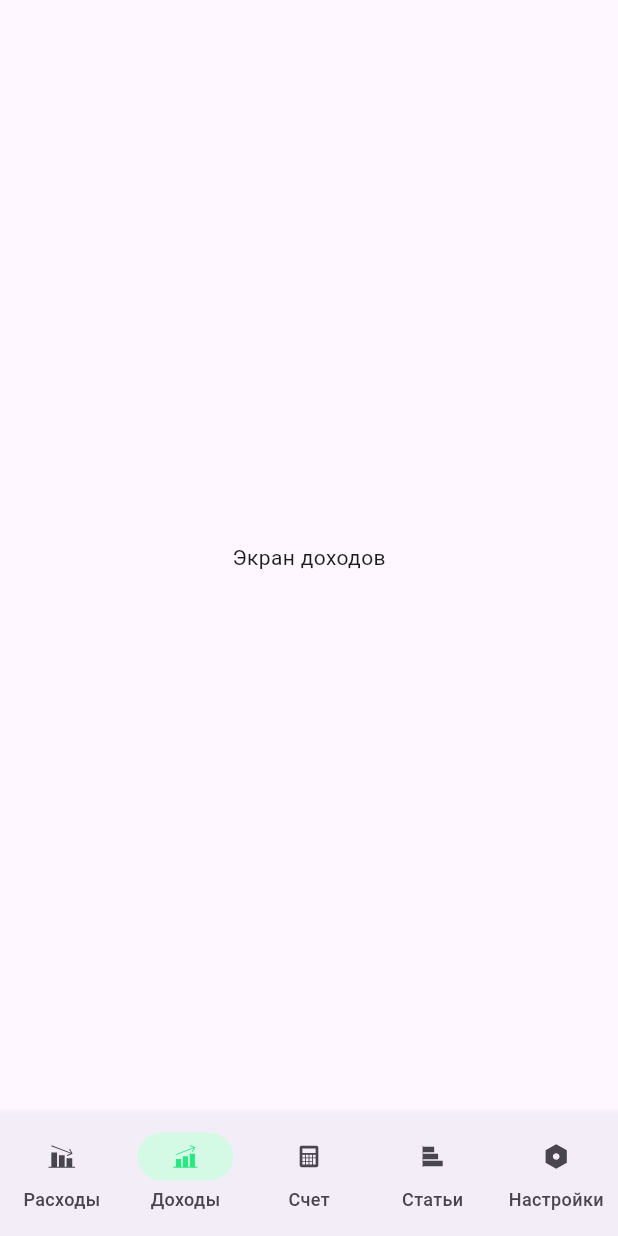
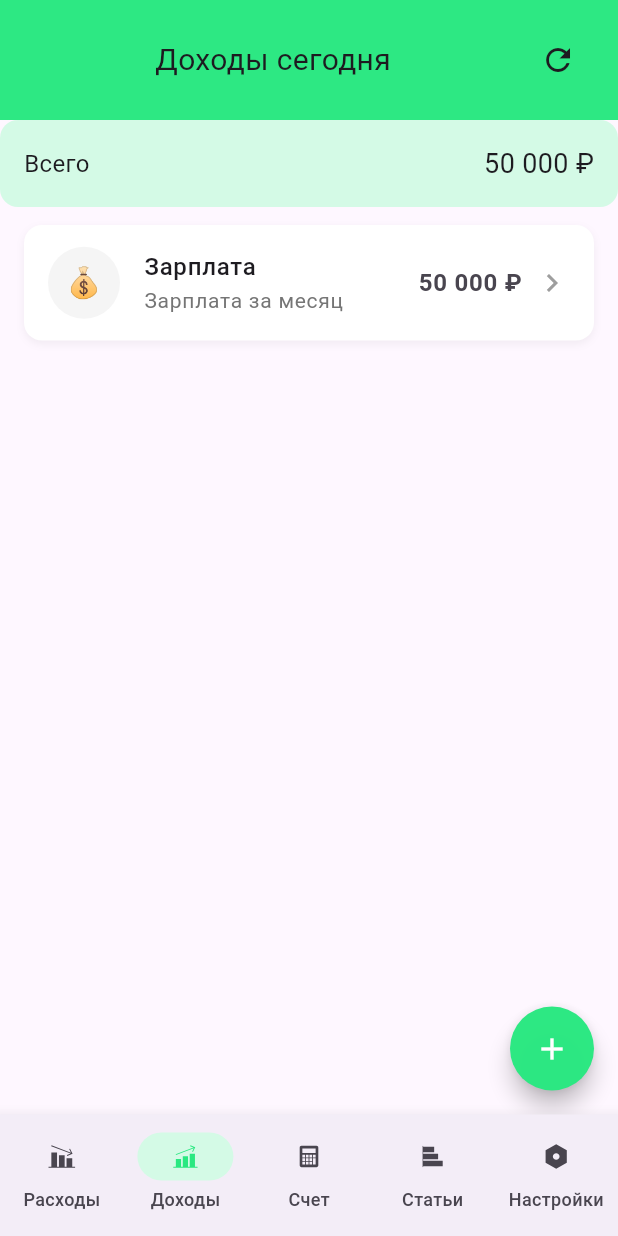
Before and after one commit to MeZeksan/finance_app_yandex_smr_2025, a Flutter app: the screen it shows after launch, item 2 of the bottom bar chosen, on a phone screen of 412 x 824 dp. Run offline on Flutter 3.47's test engine with Material 3 defaults, Android fonts, the phone set to English and light mode, and no system bars; our stand-ins replace auto_route, flutter_bloc, flutter_svg, freezed_annotation.

Commit message:
Верстка экранов дохода и расхода

```diff
--- a/lib/features/transaction/presentation/view/expenses_screen.dart
+++ b/lib/features/transaction/presentation/view/expenses_screen.dart
@@ -1,14 +1,23 @@
 import 'package:auto_route/annotations.dart';
+import 'package:finance_app_yandex_smr_2025/features/transaction/data/repositoryI/mock_transaction_repository.dart';
+import 'package:finance_app_yandex_smr_2025/features/transaction/domain/repository/transaction_repository.dart';
+import 'package:finance_app_yandex_smr_2025/features/transaction/presentation/view/transaction_screen.dart';
 import 'package:flutter/material.dart';
 
 @RoutePage()
 class ExpensesScreen extends StatelessWidget {
-  const ExpensesScreen({super.key});
+  final TransactionRepository repository = MockTransactionRepository();
+
+  ExpensesScreen({
+    super.key,
+
+  });
 
   @override
   Widget build(BuildContext context) {
-    return Center(
-      child: Text('Экран расходов'),
+    return TransactionsScreen(
+      isIncome: false,
+      repository: repository,
     );
   }
 }
--- a/lib/features/transaction/presentation/view/incomes_screen.dart
+++ b/lib/features/transaction/presentation/view/incomes_screen.dart
@@ -1,14 +1,17 @@
 import 'package:auto_route/annotations.dart';
+import 'package:finance_app_yandex_smr_2025/features/transaction/data/repositoryI/mock_transaction_repository.dart';
+import 'package:finance_app_yandex_smr_2025/features/transaction/domain/repository/transaction_repository.dart';
+import 'package:finance_app_yandex_smr_2025/features/transaction/presentation/view/transaction_screen.dart';
 import 'package:flutter/material.dart';
 
 @RoutePage()
 class IncomesScreen extends StatelessWidget {
-  const IncomesScreen({super.key});
+   final TransactionRepository repository = MockTransactionRepository();
+
+   IncomesScreen({super.key});
 
   @override
   Widget build(BuildContext context) {
-    return Center(
-      child: Text('Экран доходов'),
-    );
+    return TransactionsScreen(isIncome: true, repository: repository);
   }
 }
--- /dev/null
+++ b/lib/features/transaction/presentation/view/transaction_screen.dart
@@ -0,0 +1,208 @@
+import 'package:finance_app_yandex_smr_2025/features/account/data/models/account_brief/account_brief.dart';
+import 'package:finance_app_yandex_smr_2025/features/category/data/models/category.dart';
+import 'package:finance_app_yandex_smr_2025/features/transaction/data/models/transaction/transaction_responce/transaction_responce.dart';
+import 'package:finance_app_yandex_smr_2025/features/transaction/domain/repository/transaction_repository.dart';
+import 'package:finance_app_yandex_smr_2025/features/transaction/presentation/widgets/widgets.dart';
+import 'package:flutter/material.dart';
+import 'package:intl/intl.dart';
+
+class TransactionsScreen extends StatelessWidget {
+  final bool isIncome;
+  final TransactionRepository repository;
+
+  const TransactionsScreen({
+    super.key,
+    required this.isIncome, required this.repository,
+
+  });
+
+  @override
+  Widget build(BuildContext context) {
+    return TransactionsView(isIncome: isIncome);
+  }
+}
+
+class TransactionsView extends StatelessWidget {
+  final bool isIncome;
+
+  const TransactionsView({
+    super.key,
+    required this.isIncome,
+  });
+
+  @override
+  Widget build(BuildContext context) {
+    // Фиксированный список транзакций
+    final transactions = [
+      TransactionResponce(
+        id: 1,
+      account: AccountBrief(
+        id: 1,
+        name: 'Основной счет',
+        balance: '24334',
+        currency: 'RUB',
+      ),
+      category: Category(id: 1, name: 'Зарплата', emoji: '💰', isIncome: true),
+      amount: '50000.00',
+      transactionDate: DateTime.now().subtract(const Duration(days: 1)),
+      comment: 'Зарплата за месяц',
+      createdAt: DateTime.now().subtract(const Duration(days: 1)),
+      updatedAt: DateTime.now().subtract(const Duration(days: 1)),
+      ),
+      TransactionResponce(
+       id: 2,
+      account: AccountBrief(
+        id: 1,
+        name: 'Основной счет',
+        currency: 'RUB',
+        balance: '34356',
+      ),
+      category: Category(id: 2, name: 'Продукты', emoji: '🛒', isIncome: false),
+      amount: '2500.50',
+      transactionDate: DateTime.now().subtract(const Duration(hours: 6)),
+      comment: null,
+      createdAt: DateTime.now().subtract(const Duration(hours: 6)),
+      updatedAt: DateTime.now().subtract(const Duration(hours: 6)),
+      ),
+    ];
+
+    // Фильтруем транзакции по типу (доход/расход)
+    final filteredTransactions = transactions
+        .where((t) => t.category.isIncome == isIncome)
+        .toList();
+
+    // Считаем общую сумму
+    final totalAmount = filteredTransactions.fold(
+      0.0,
+      (sum, t) => sum + (double.tryParse(t.amount) ?? 0.0));
+    final formatter = NumberFormat('#,##0', 'ru_RU');
+    final formattedTotalAmount = '${formatter.format(totalAmount.round())} ₽';
+
+    return Scaffold(
+      backgroundColor: const Color(0xFFFEF7FF),
+      body: Column(
+        children: [
+          Container(
+            width: double.infinity,
+            padding: const EdgeInsets.all(16),
+            decoration: const BoxDecoration(
+              color: Color(0xFFb2AE881),
+            ),
+            child: Row(
+              children: [
+                Expanded(
+                  child: Center(
+                    child: Text(
+                      isIncome ? 'Доходы сегодня' : 'Расходы сегодня',
+                      style: const TextStyle(
+                        fontSize: 20,
+                        fontWeight: FontWeight.w400,
+                        color: Color(0xFF1D1B20),
+                      ),
+                    ),
+                  ),
+                ),
+                IconButton(
+                  onPressed: () {
+                    // Обновление данных (пустая функция)
+                  },
+                  icon: const Icon(
+                    Icons.refresh,
+                    color: Color(0xFF1D1B20),
+                  ),
+                ),
+              ],
+            ),
+          ),
+
+          Expanded(
+            child: Column(
+              children: [
+                // Блок "Всего"
+                Container(
+                  width: double.infinity,
+                  padding: const EdgeInsets.all(16),
+                  decoration: BoxDecoration(
+                    color: const Color(0xFFD4FAE6),
+                    borderRadius: BorderRadius.circular(12),
+                  ),
+                  child: Row(
+                    children: [
+                      const Text(
+
+                        'Всего',
+                        style: TextStyle(
+                          color: Color(0xFF1D1B20),
+                          fontSize: 16,
+                          fontWeight: FontWeight.w400,
+                        ),
+                      ),
+                      const Spacer(),
+                      Text(
+                        formattedTotalAmount,
+                        style: const TextStyle(
+                          color: Color(0xFF1D1B20),
+                          fontSize: 18,
+                          fontWeight: FontWeight.w400,
+                        ),
+                      ),
+                    ],
+                  ),
+                ),
+                SizedBox(height: 12,),
+                // Список транзакций
+                Expanded(
+                  child: filteredTransactions.isEmpty
+                      ? Center(
+                          child: Column(
+                            mainAxisAlignment: MainAxisAlignment.center,
+                            children: [
+                              Icon(
+                                isIncome ? Icons.trending_up : Icons.trending_down,
+                                size: 64,
+                                color: Colors.grey[400],
+                              ),
+                              const SizedBox(height: 16),
+                              Text(
+                                isIncome
+                                    ? 'Нет доходов за сегодня'
+                                    : 'Нет расходов за сегодня',
+                                style: TextStyle(
+                                  fontSize: 16,
+                                  color: Colors.grey[600],
+                                ),
+                              ),
+                            ],
+                          ),
+                        )
+                      : ListView.builder(
+                          padding: const EdgeInsets.symmetric(horizontal: 16),
+                          itemCount: filteredTransactions.length,
+                          itemBuilder: (context, index) {
+                            final transaction = filteredTransactions[index];
+                            return TransactionTile(transaction: transaction);
+                          },
+                        ),
+                ),
+              ],
+            ),
+          ),
+        ],
+      ),
+
+      // Floating Action Button
+      floatingActionButton: FloatingActionButton(
+        shape: CircleBorder(),
+
+        onPressed: () {
+          // TODO: Навигация к экрану добавления транзакции
+        },
+        backgroundColor: const Color(0xFFb2AE881),
+        child: const Icon(
+          Icons.add,
+          color: Colors.white,
+        ),
+      ),
+    );
+  }
+}
--- /dev/null
+++ b/lib/features/transaction/presentation/widgets/transaction_tile.dart
@@ -0,0 +1,93 @@
+
+import 'package:finance_app_yandex_smr_2025/features/transaction/data/models/transaction/transaction_responce/transaction_responce.dart';
+import 'package:flutter/material.dart';
+
+import 'package:intl/intl.dart';
+
+class TransactionTile extends StatelessWidget {
+  final TransactionResponce transaction;
+
+  const TransactionTile({
+    super.key,
+    required this.transaction,
+  });
+
+  @override
+  Widget build(BuildContext context) {
+    final amount = double.tryParse(transaction.amount) ?? 0.0;
+    final formatter = NumberFormat('#,##0', 'ru_RU');
+    final formattedAmount = '${formatter.format(amount.round())} ₽';
+
+    return Container(
+      margin: const EdgeInsets.only(bottom: 8),
+      decoration: BoxDecoration(
+        color: Colors.white,
+        borderRadius: BorderRadius.circular(12),
+        boxShadow: [
+          BoxShadow(
+            color: Colors.black.withOpacity(0.05),
+            blurRadius: 4,
+            offset: const Offset(0, 2),
+          ),
+        ],
+      ),
+      child: ListTile(
+        contentPadding: const EdgeInsets.symmetric(horizontal: 16, vertical: 8),
+        leading: Container(
+          width: 48,
+          height: 48,
+          decoration: BoxDecoration(
+            color: const Color(0xFFF5F5F5),
+            borderRadius: BorderRadius.circular(24),
+          ),
+          child: Center(
+            child: Text(
+              transaction.category.emoji,
+              style: const TextStyle(fontSize: 20),
+            ),
+          ),
+        ),
+        title: Column(
+          crossAxisAlignment: CrossAxisAlignment.start,
+          children: [
+            Text(
+              transaction.category.name,
+              style: const TextStyle(
+                fontSize: 16,
+                fontWeight: FontWeight.w500,
+              ),
+            ),
+            if (transaction.comment != null && transaction.comment!.isNotEmpty)
+              Text(
+                transaction.comment!,
+                style: TextStyle(
+                  fontSize: 14,
+                  color: Colors.grey[600],
+                ),
+              ),
+          ],
+        ),
+        trailing: Row(
+          mainAxisSize: MainAxisSize.min,
+          children: [
+            Text(
+              formattedAmount,
+              style: const TextStyle(
+                fontSize: 16,
+                fontWeight: FontWeight.w600,
+              ),
+            ),
+            const SizedBox(width: 8),
+            const Icon(
+              Icons.chevron_right,
+              color: Colors.grey,
+            ),
+          ],
+        ),
+        onTap: () {
+          // TODO: Навигация к детальному просмотру транзакции
+        },
+      ),
+    );
+  }
+}
--- /dev/null
+++ b/lib/features/transaction/presentation/widgets/widgets.dart
@@ -0,0 +1,5 @@
+// widgets.dart exports
+// generated by: https://marketplace.visualstudio.com/items?itemName=elmsec.dart-flutter-exports:
+
+
+export 'transaction_tile.dart';
```
Also changed, not shown: lib/core/routes/app_router.gr.dart.
